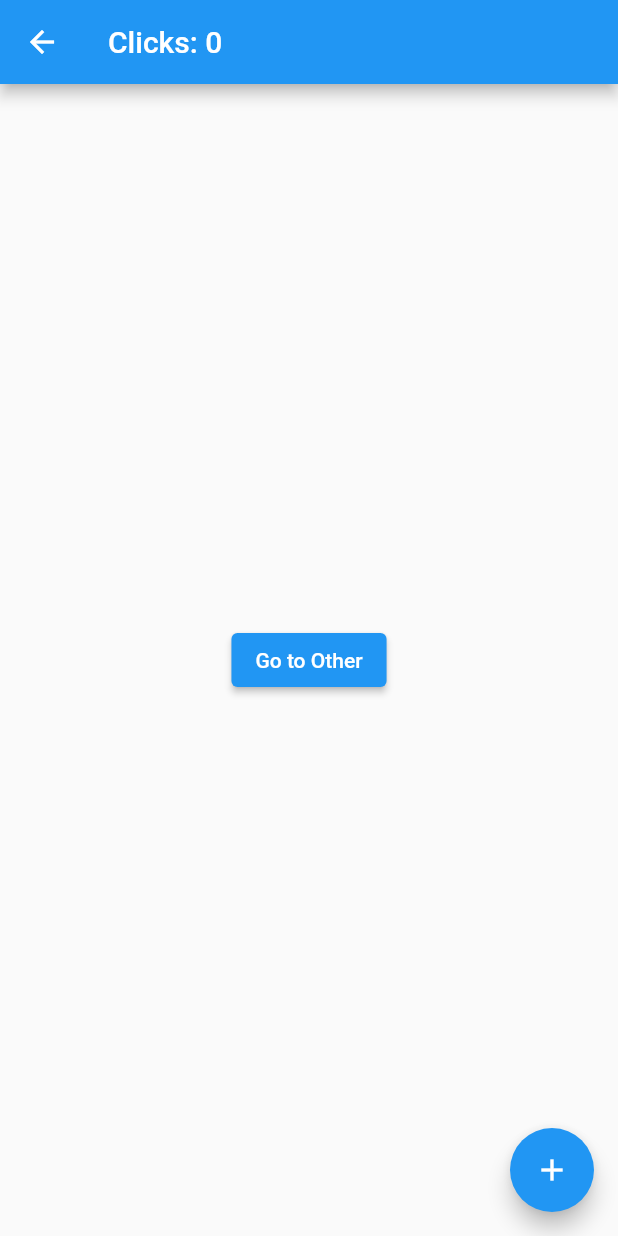
After one commit to 203424/AppEjemplos, a Flutter app: the screen it shows after launch, after a tap on "Ejemplo 4", on a phone screen of 412 x 824 dp. The commit adds this screen. Run offline on Flutter 3.47's test engine with Material 2 defaults, Android fonts, the light colour scheme and no system bars; our stand-ins replace get.

Commit message:
Gestión de estados añadido

```diff
--- a/lib/main.dart
+++ b/lib/main.dart
@@ -1,6 +1,7 @@
 import 'package:ejemplo/pages/ejemplos.dart';
 import 'package:ejemplo/pages/ejemplos_diapos/ejemplo1.dart';
 import 'package:flutter/material.dart';
+import 'package:get/get.dart';
 
 void main() {
   runApp(const MyApp());
@@ -11,7 +12,7 @@ class MyApp extends StatelessWidget {
 
   @override
   Widget build(BuildContext context) {
-    return MaterialApp(
+    return GetMaterialApp(
       debugShowCheckedModeBanner: false,
       title: 'Flutter Demo',
       theme: ThemeData(
--- a/lib/pages/ejemplos.dart
+++ b/lib/pages/ejemplos.dart
@@ -1,11 +1,22 @@
 import 'package:ejemplo/pages/ejemplos_diapos/ejemplo1.dart';
 import 'package:ejemplo/pages/ejemplos_diapos/ejemplo2.dart';
 import 'package:ejemplo/pages/ejemplos_diapos/ejemplo3.dart';
+import 'package:ejemplo/pages/ejemplos_diapos/ejemplo4.dart';
 import 'package:flutter/cupertino.dart';
 import 'package:flutter/material.dart';
+import 'package:get/get.dart';
 
 class HomePage extends StatelessWidget {
   const HomePage({Key? key}) : super(key: key);
+  int getCount() {
+    try {
+      final Controller c = Get.find();
+      return c.count.toInt();
+    } catch (e) {
+      printError();
+      return 0;
+    }
+  }
 
   @override
   Widget build(BuildContext context) {
@@ -46,8 +57,37 @@ class HomePage extends StatelessWidget {
               },
               child: const Text("Ejemplo 3"),
             ),
+            ElevatedButton(
+              onPressed: () {
+                Navigator.push(
+                  context,
+                  MaterialPageRoute(
+                    builder: (context) => const Home(),
+                  ),
+                );
+              },
+              child: const Text("Ejemplo 4"),
+            ),
           ],
         ),
+      ),
+      floatingActionButton: FloatingActionButton(
+        onPressed: () {
+          int contador = getCount();
+          showModalBottomSheet(
+            context: context,
+            builder: (BuildContext context) {
+              return Container(
+                height: 200.0,
+                color: Colors.white,
+                child: Center(
+                  child: Text('Contador: $contador'),
+                ),
+              );
+            },
+          );
+        },
+        child: const Icon(CupertinoIcons.archivebox_fill),
       ),
     );
   }
--- /dev/null
+++ b/lib/pages/ejemplos_diapos/ejemplo4.dart
@@ -0,0 +1,57 @@
+import 'package:get/get.dart';
+import 'package:flutter/material.dart';
+
+class Controller extends GetxController {
+  var count = 0.obs;
+  increment() => count++;
+}
+
+class Home extends StatelessWidget {
+  const Home({super.key});
+
+  @override
+  Widget build(context) {
+    // Instantiate your class using Get.put() to make it available for all "child" routes there.
+    final Controller c = Get.put(Controller());
+
+    return Scaffold(
+      // Use Obx(()=> to update Text() whenever count is changed.
+      appBar: AppBar(title: Obx(() => Text("Clicks: ${c.count}"))),
+
+      // Replace the 8 lines Navigator.push by a simple Get.to(). You don't need context
+      body: Center(
+        child: ElevatedButton(
+          child: const Text("Go to Other"),
+          onPressed: () => Get.to(() => Other()),
+        ),
+      ),
+      floatingActionButton: FloatingActionButton(
+        onPressed: c.increment,
+        child: const Icon(Icons.add),
+      ),
+    );
+  }
+}
+
+class Other extends StatelessWidget {
+  // You can ask Get to find a Controller that is being used by another page and redirect you to it.
+  final Controller c = Get.find();
+
+  @override
+  Widget build(context) {
+    // Access the updated count variable
+    return Scaffold(
+        body: Center(
+      child: Column(
+        mainAxisAlignment: MainAxisAlignment.center,
+        children: [
+          Center(
+            child: Text(
+              "El contador marca: ${c.count}",
+            ),
+          ),
+        ],
+      ),
+    ));
+  }
+}
```
